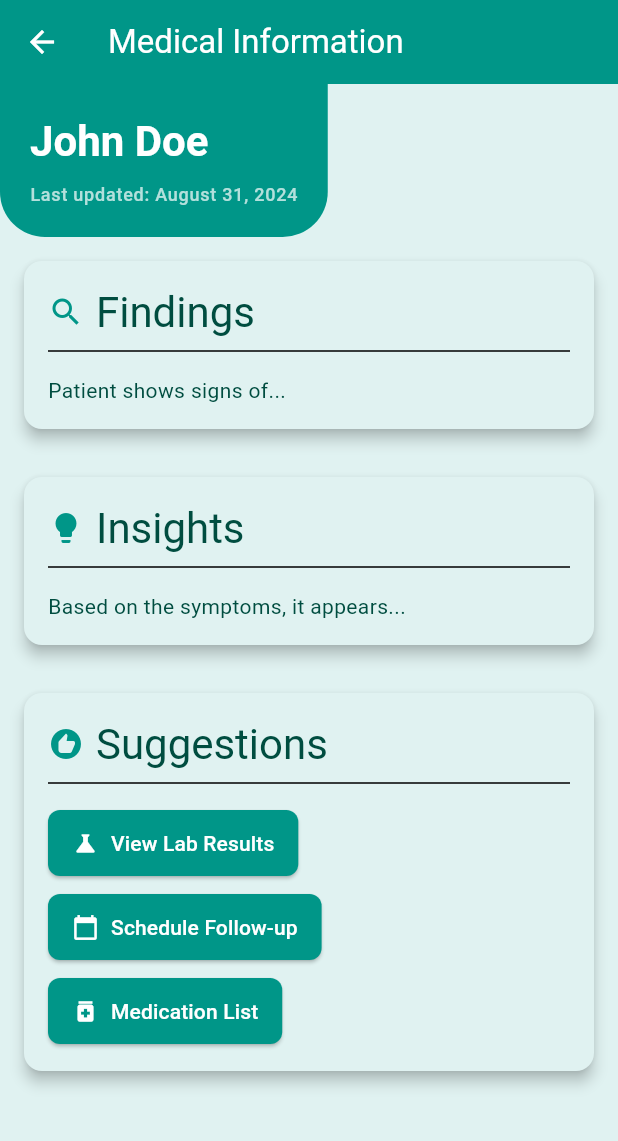
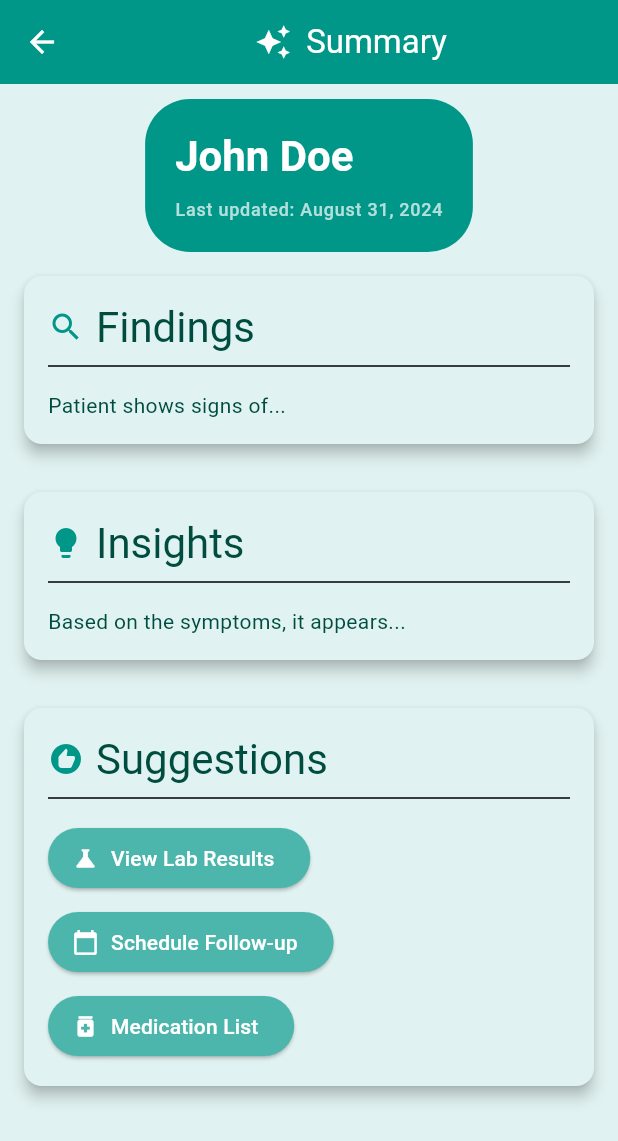
Before and after one commit to igbokwenu/anecdotal, a Flutter app: the screen it shows after launch, after a tap on "Progress Tracker", on a phone screen of 412 x 824 dp. Shown: the top 1141 px of the screen. Run offline on Flutter 3.47's test engine with Material 3 defaults, Android fonts, the phone set to English and light mode, and no system bars; our stand-ins replace animate_do, animated_text_kit, firebase_core, flutter_riverpod, google_generative_ai; accounts and stored records are empty.

Commit message:
Improving medical info UI

```diff
--- a/lib/views/basic_info_view.dart
+++ b/lib/views/basic_info_view.dart
@@ -1,3 +1,4 @@
+import 'package:anecdotal/utils/smaller_reusable_widgets.dart';
 import 'package:flutter/material.dart';
 
 class MedicalInfoScreen extends StatelessWidget {
@@ -7,14 +8,24 @@ class MedicalInfoScreen extends StatelessWidget {
   Widget build(BuildContext context) {
     return Scaffold(
       appBar: AppBar(
-        title: Text('Medical Information'),
+        title: const Row(
+          mainAxisAlignment: MainAxisAlignment.center,
+          children: [
+            Icon(Icons.auto_awesome),
+            SizedBox(
+              width: 10,
+            ),
+            Text('Summary'),
+          ],
+        ),
         elevation: 0,
       ),
       body: SingleChildScrollView(
         child: Column(
           crossAxisAlignment: CrossAxisAlignment.start,
           children: [
-            _buildHeader(context),
+            mySizedBox(height: 10),
+            Center(child: _buildHeader(context)),
             _buildSection(
               context,
               title: 'Findings',
@@ -36,12 +47,11 @@ class MedicalInfoScreen extends StatelessWidget {
 
   Widget _buildHeader(BuildContext context) {
     return Container(
-      padding: EdgeInsets.all(20),
+      padding: const EdgeInsets.all(20),
       decoration: BoxDecoration(
         color: Theme.of(context).primaryColor,
-        borderRadius: BorderRadius.only(
-          bottomLeft: Radius.circular(30),
-          bottomRight: Radius.circular(30),
+        borderRadius: const BorderRadius.all(
+          Radius.circular(30),
         ),
       ),
       child: Column(
@@ -49,12 +59,13 @@ class MedicalInfoScreen extends StatelessWidget {
         children: [
           Text(
             'John Doe',
+            textAlign: TextAlign.center,
             style: Theme.of(context).textTheme.headlineMedium!.copyWith(
                   color: Colors.white,
                   fontWeight: FontWeight.bold,
                 ),
           ),
-          SizedBox(height: 10),
+          const SizedBox(height: 10),
           Text(
             'Last updated: August 31, 2024',
             style: Theme.of(context).textTheme.labelMedium!.copyWith(
@@ -71,26 +82,26 @@ class MedicalInfoScreen extends StatelessWidget {
       required IconData icon,
       required String content}) {
     return Card(
-      margin: EdgeInsets.all(16),
+      margin: const EdgeInsets.all(16),
       elevation: 4,
       shape: RoundedRectangleBorder(borderRadius: BorderRadius.circular(12)),
       child: Padding(
-        padding: EdgeInsets.all(16),
+        padding: const EdgeInsets.all(16),
         child: Column(
           crossAxisAlignment: CrossAxisAlignment.start,
           children: [
             Row(
               children: [
                 Icon(icon, color: Theme.of(context).primaryColor),
-                SizedBox(width: 8),
+                const SizedBox(width: 8),
                 Text(
                   title,
                   style: Theme.of(context).textTheme.headlineMedium,
                 ),
               ],
             ),
-            Divider(),
-            SizedBox(height: 8),
+            const Divider(),
+            const SizedBox(height: 8),
             Text(
               content,
               style: Theme.of(context).textTheme.bodyMedium,
@@ -103,38 +114,38 @@ class MedicalInfoScreen extends StatelessWidget {
 
   Widget _buildSuggestions(BuildContext context) {
     return Card(
-      margin: EdgeInsets.all(16),
+      margin: const EdgeInsets.all(16),
       elevation: 4,
       shape: RoundedRectangleBorder(borderRadius: BorderRadius.circular(12)),
       child: Padding(
-        padding: EdgeInsets.all(16),
+        padding: const EdgeInsets.all(16),
         child: Column(
           crossAxisAlignment: CrossAxisAlignment.start,
           children: [
             Row(
               children: [
                 Icon(Icons.recommend, color: Theme.of(context).primaryColor),
-                SizedBox(width: 8),
+                const SizedBox(width: 8),
                 Text(
                   'Suggestions',
                   style: Theme.of(context).textTheme.headlineMedium,
                 ),
               ],
             ),
-            Divider(),
-            SizedBox(height: 8),
+            const Divider(),
+            const SizedBox(height: 8),
             _buildSuggestionButton(
               context,
               title: 'View Lab Results',
               icon: Icons.science,
             ),
-            SizedBox(height: 8),
+            const SizedBox(height: 8),
             _buildSuggestionButton(
               context,
               title: 'Schedule Follow-up',
               icon: Icons.calendar_today,
             ),
-            SizedBox(height: 8),
+            const SizedBox(height: 8),
             _buildSuggestionButton(
               context,
               title: 'Medication List',
@@ -154,13 +165,6 @@ class MedicalInfoScreen extends StatelessWidget {
       },
       icon: Icon(icon),
       label: Text(title),
-      style: ElevatedButton.styleFrom(
-        backgroundColor: Theme.of(context).primaryColor,
-        shape: RoundedRectangleBorder(
-          borderRadius: BorderRadius.circular(8),
-        ),
-        padding: EdgeInsets.symmetric(vertical: 12, horizontal: 16),
-      ),
     );
   }
 }
@@ -173,8 +177,19 @@ class MedicalInfoScreen3 extends StatelessWidget {
     final theme = Theme.of(context);
     return Scaffold(
       appBar: AppBar(
-        title:
-            Text('Medical Information', style: theme.textTheme.headlineLarge),
+        title: Row(
+          mainAxisAlignment: MainAxisAlignment.end,
+          children: [
+            Icon(Icons.auto_awesome),
+            SizedBox(
+              width: 10,
+            ),
+            Text(
+              'Findings',
+              style: theme.textTheme.headlineSmall,
+            ),
+          ],
+        ),
       ),
       body: SingleChildScrollView(
         child: Column(
@@ -182,7 +197,7 @@ class MedicalInfoScreen3 extends StatelessWidget {
           children: [
             // Findings Section
             _buildSection(
-              title: 'Findings',
+              title: 'Summary',
               icon: Icons.notes,
               color: theme.colorScheme.primary,
               children: [
@@ -231,19 +246,19 @@ class MedicalInfoScreen3 extends StatelessWidget {
                   onPressed: () {
                     // Navigate to another screen
                   },
-                  icon: Icon(Icons.directions_bike),
-                  label: Text('Exercise Recommendations'),
+                  icon: const Icon(Icons.directions_bike),
+                  label: const Text('Exercise Recommendations'),
                   style: ElevatedButton.styleFrom(
                     backgroundColor: theme.colorScheme.primary,
                   ),
                 ),
-                SizedBox(height: 8),
+                const SizedBox(height: 8),
                 ElevatedButton.icon(
                   onPressed: () {
                     // Navigate to another screen
                   },
-                  icon: Icon(Icons.restaurant),
-                  label: Text('Dietary Advice'),
+                  icon: const Icon(Icons.restaurant),
+                  label: const Text('Dietary Advice'),
                   style: ElevatedButton.styleFrom(
                     backgroundColor: theme.colorScheme.secondary,
                   ),
@@ -268,14 +283,14 @@ class MedicalInfoScreen3 extends StatelessWidget {
       decoration: BoxDecoration(
         color: color.withOpacity(0.4),
         borderRadius: BorderRadius.circular(16.0),
-        boxShadow: [
-          BoxShadow(
-            color: color.withOpacity(0.3),
-            blurRadius: 5,
-            spreadRadius: 2,
-            offset: Offset(0, 4),
-          ),
-        ],
+        // boxShadow: [
+        //   BoxShadow(
+        //     color: color.withOpacity(0.2),
+        //     blurRadius: 2,
+        //     spreadRadius: 2,
+        //     offset: const Offset(0, 2),
+        //   ),
+        // ],
       ),
       child: Column(
         crossAxisAlignment: CrossAxisAlignment.start,
@@ -283,7 +298,7 @@ class MedicalInfoScreen3 extends StatelessWidget {
           Row(
             children: [
               Icon(icon, color: color),
-              SizedBox(width: 8),
+              const SizedBox(width: 8),
               Text(
                 title,
                 style: TextStyle(
@@ -294,7 +309,7 @@ class MedicalInfoScreen3 extends StatelessWidget {
               ),
             ],
           ),
-          SizedBox(height: 16),
+          const SizedBox(height: 16),
           ...children,
         ],
       ),
@@ -311,25 +326,25 @@ class MedicalInfoScreen3 extends StatelessWidget {
       child: Row(
         crossAxisAlignment: CrossAxisAlignment.start,
         children: [
-          Icon(icon, color: Colors.teal),
-          SizedBox(width: 8),
+          Icon(
+            icon,
+          ),
+          const SizedBox(width: 8),
           Expanded(
             child: Column(
               crossAxisAlignment: CrossAxisAlignment.start,
               children: [
                 Text(
                   title,
-                  style: TextStyle(
+                  style: const TextStyle(
                     fontSize: 16,
                     fontWeight: FontWeight.w600,
-                    color: Colors.black87,
                   ),
                 ),
                 Text(
                   content,
-                  style: TextStyle(
+                  style: const TextStyle(
                     fontSize: 14,
-                    color: Colors.black54,
                   ),
                 ),
               ],
--- a/lib/views/home_page.dart
+++ b/lib/views/home_page.dart
@@ -87,7 +87,7 @@ class AnecdotalAppHome extends StatelessWidget {
                               Navigator.push(
                                 context,
                                 slideLeftTransitionPageBuilder(
-                                  MedicalInfoScreen(),
+                                  const MedicalInfoScreen(),
                                 ),
                               );
                               if (kDebugMode) {
@@ -109,7 +109,7 @@ class AnecdotalAppHome extends StatelessWidget {
                               Navigator.push(
                                 context,
                                 slideLeftTransitionPageBuilder(
-                                  MedicalInfoScreen3(),
+                                  const MedicalInfoScreen3(),
                                 ),
                               );
                             },
```
